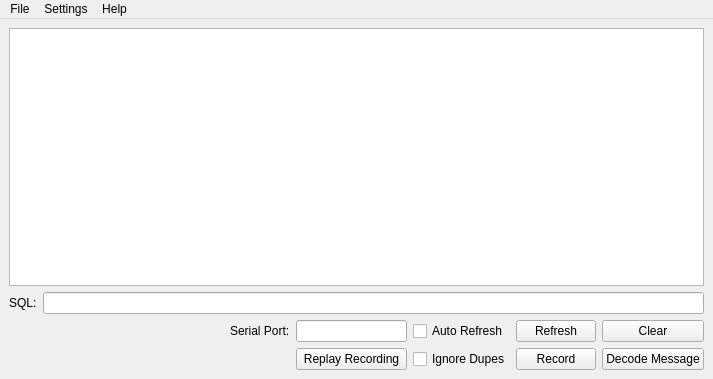
The window that src/gui/analyzer.ui (nevtum/XSeriesTestTool) describes before a commit, drawn with Qt 5.
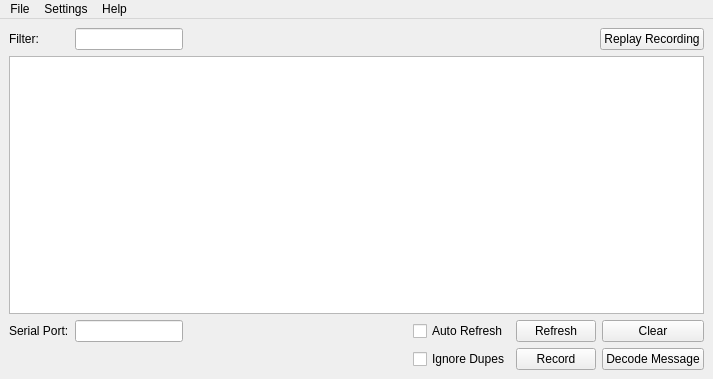
The same window after the commit.

Commit message: finishing touches to filtering class

Patch:
```diff
--- a/src/gui/analyzer.ui
+++ b/src/gui/analyzer.ui
@@ -15,6 +15,62 @@
   </property>
   <widget class="QWidget" name="centralwidget">
    <layout class="QVBoxLayout" name="verticalLayout">
+    <item>
+     <layout class="QHBoxLayout" name="horizontalLayout">
+      <item>
+       <widget class="QLabel" name="label_3">
+        <property name="sizePolicy">
+         <sizepolicy hsizetype="Preferred" vsizetype="Preferred">
+          <horstretch>0</horstretch>
+          <verstretch>0</verstretch>
+         </sizepolicy>
+        </property>
+        <property name="minimumSize">
+         <size>
+          <width>60</width>
+          <height>0</height>
+         </size>
+        </property>
+        <property name="text">
+         <string>Filter:</string>
+        </property>
+       </widget>
+      </item>
+      <item>
+       <widget class="QLineEdit" name="lineEdit">
+        <property name="sizePolicy">
+         <sizepolicy hsizetype="Fixed" vsizetype="Fixed">
+          <horstretch>20</horstretch>
+          <verstretch>0</verstretch>
+         </sizepolicy>
+        </property>
+       </widget>
+      </item>
+      <item>
+       <spacer name="horizontalSpacer">
+        <property name="orientation">
+         <enum>Qt::Horizontal</enum>
+        </property>
+        <property name="sizeType">
+         <enum>QSizePolicy::Expanding</enum>
+        </property>
+        <property name="sizeHint" stdset="0">
+         <size>
+          <width>400</width>
+          <height>20</height>
+         </size>
+        </property>
+       </spacer>
+      </item>
+      <item>
+       <widget class="QPushButton" name="pushButton">
+        <property name="text">
+         <string>Replay Recording</string>
+        </property>
+       </widget>
+      </item>
+     </layout>
+    </item>
     <item>
      <widget class="QTableView" name="tableView">
       <property name="verticalScrollBarPolicy">
@@ -37,58 +93,44 @@
       </property>
      </widget>
     </item>
-    <item>
-     <layout class="QHBoxLayout" name="horizontalLayout_2">
-      <item>
-       <widget class="QLabel" name="label_3">
-        <property name="text">
-         <string>SQL:</string>
-        </property>
-       </widget>
-      </item>
-      <item>
-       <widget class="QLineEdit" name="lineEdit"/>
-      </item>
-     </layout>
-    </item>
     <item>
      <layout class="QGridLayout" name="gridLayout">
-      <item row="0" column="8">
-       <widget class="QPushButton" name="btnClear">
+      <item row="1" column="0">
+       <widget class="QLabel" name="label">
         <property name="text">
-         <string>Clear</string>
+         <string>Serial Port:</string>
         </property>
        </widget>
       </item>
-      <item row="0" column="7">
-       <widget class="QPushButton" name="btnRefresh">
-        <property name="text">
-         <string>Refresh</string>
-        </property>
-       </widget>
-      </item>
-      <item row="1" column="7">
+      <item row="2" column="7">
        <widget class="QPushButton" name="btnRecordPause">
         <property name="text">
          <string>Record</string>
         </property>
        </widget>
       </item>
-      <item row="1" column="8">
-       <widget class="QPushButton" name="btnAnalyze">
-        <property name="text">
-         <string>Decode Message</string>
-        </property>
-       </widget>
-      </item>
-      <item row="0" column="6">
+      <item row="1" column="6">
        <widget class="QCheckBox" name="checkBox">
         <property name="text">
          <string>Auto Refresh</string>
         </property>
        </widget>
       </item>
-      <item row="1" column="6">
+      <item row="1" column="7">
+       <widget class="QPushButton" name="btnRefresh">
+        <property name="text">
+         <string>Refresh</string>
+        </property>
+       </widget>
+      </item>
+      <item row="1" column="8">
+       <widget class="QPushButton" name="btnClear">
+        <property name="text">
+         <string>Clear</string>
+        </property>
+       </widget>
+      </item>
+      <item row="2" column="6">
        <widget class="QCheckBox" name="cbFilterDupes">
         <property name="enabled">
          <bool>true</bool>
@@ -99,33 +141,30 @@
        </widget>
       </item>
       <item row="1" column="2">
+       <widget class="QLineEdit" name="lineEditPort">
+        <property name="sizePolicy">
+         <sizepolicy hsizetype="Fixed" vsizetype="Fixed">
+          <horstretch>20</horstretch>
+          <verstretch>0</verstretch>
+         </sizepolicy>
+        </property>
+       </widget>
+      </item>
+      <item row="2" column="8">
+       <widget class="QPushButton" name="btnAnalyze">
+        <property name="text">
+         <string>Decode Message</string>
+        </property>
+       </widget>
+      </item>
+      <item row="1" column="3">
        <spacer name="horizontalSpacer_2">
         <property name="orientation">
          <enum>Qt::Horizontal</enum>
         </property>
-        <property name="sizeHint" stdset="0">
-         <size>
-          <width>40</width>
-          <height>20</height>
-         </size>
+        <property name="sizeType">
+         <enum>QSizePolicy::Expanding</enum>
         </property>
-       </spacer>
-      </item>
-      <item row="0" column="5">
-       <widget class="QLineEdit" name="lineEditPort"/>
-      </item>
-      <item row="0" column="3">
-       <widget class="QLabel" name="label">
-        <property name="text">
-         <string>Serial Port:</string>
-        </property>
-       </widget>
-      </item>
-      <item row="1" column="1">
-       <spacer name="horizontalSpacer">
-        <property name="orientation">
-         <enum>Qt::Horizontal</enum>
-        </property>
         <property name="sizeHint" stdset="0">
          <size>
           <width>40</width>
@@ -134,13 +173,6 @@
         </property>
        </spacer>
       </item>
-      <item row="1" column="5">
-       <widget class="QPushButton" name="pushButton">
-        <property name="text">
-         <string>Replay Recording</string>
-        </property>
-       </widget>
-      </item>
      </layout>
     </item>
    </layout>
```
Left out of the diff: 16 changed lines with no effect on the pictures. The commit also changes 5 other files.
